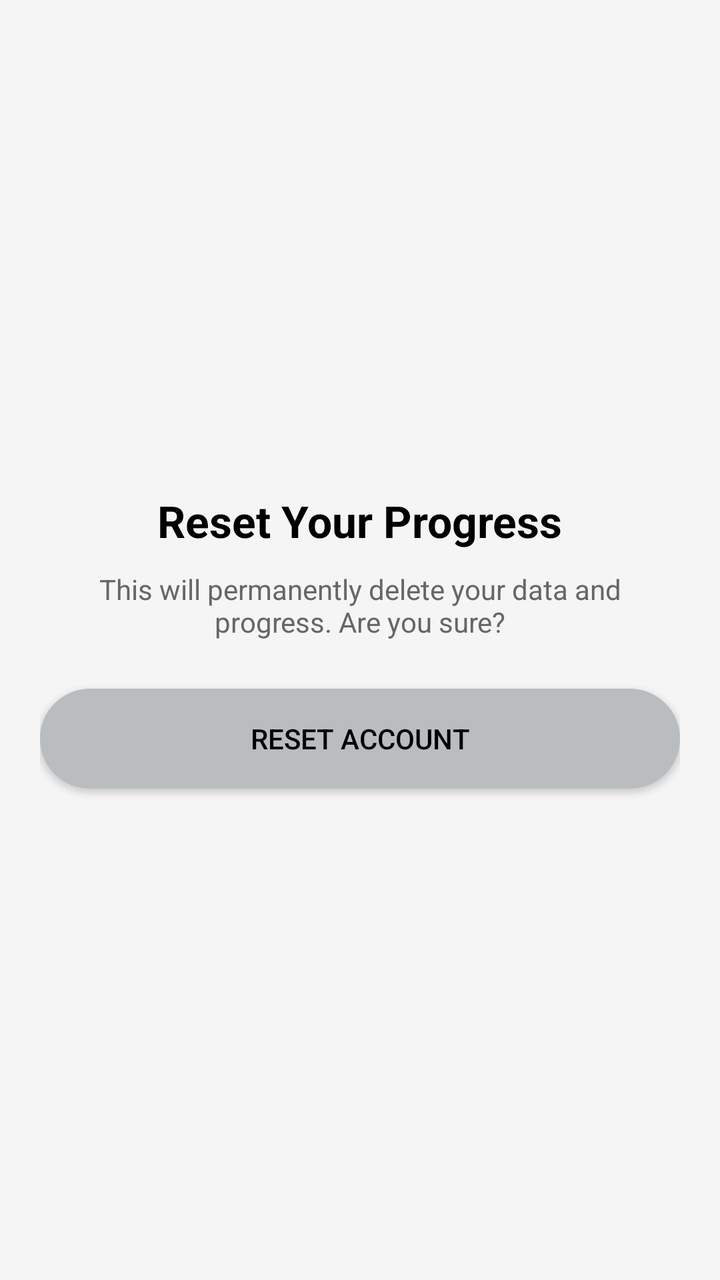
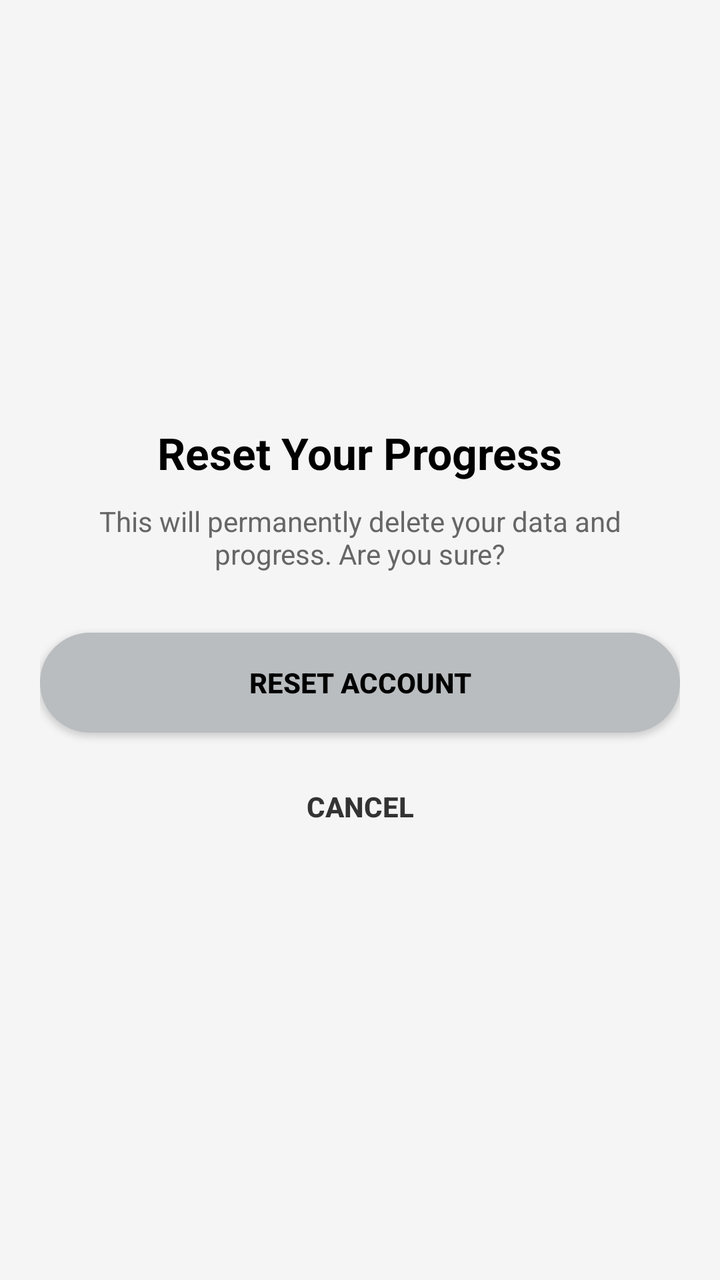

An Android layout rendered at two revisions. The XML below is the earlier revision; the diff shows what the commit changed to produce the second picture.
<!-- AndroidManifest.xml: application theme Theme.CogniSync -->
<!-- res/layout/activity_reset_account.xml -->
<?xml version="1.0" encoding="utf-8"?>
<LinearLayout xmlns:android="http://schemas.android.com/apk/res/android"
    android:layout_width="match_parent"
    android:layout_height="match_parent"
    android:fitsSystemWindows="true"
    android:background="#F5F5F5"
    android:orientation="vertical"
    android:gravity="center"
    android:padding="20dp">

    <TextView
        android:layout_width="wrap_content"
        android:layout_height="wrap_content"
        android:text="Reset Your Progress"
        android:textColor="#000000"
        android:textSize="22sp"
        android:textStyle="bold"
        android:layout_marginBottom="10dp" />

    <TextView
        android:layout_width="wrap_content"
        android:layout_height="wrap_content"
        android:text="This will permanently delete your data and progress. Are you sure?"
        android:textColor="#666666"
        android:textSize="14sp"
        android:gravity="center"
        android:layout_marginBottom="24dp" />

    <androidx.appcompat.widget.AppCompatButton
        android:id="@+id/resetButton"
        android:layout_width="match_parent"
        android:layout_height="50dp"
        android:text="Reset Account"
        android:textColor="#000000"
        android:background="@drawable/btn_bg" />

</LinearLayout>
<!-- resources referenced by this layout -->
<resources>
  <!-- drawable btn_bg (drawable) -->
  <shape xmlns:android="http://schemas.android.com/apk/res/android"
      android:shape="rectangle">
      <solid android:color="#B9BDBF"/>
      <corners android:radius="35dp"/>
  </shape>
  <style name="Theme.CogniSync" parent="Theme.MaterialComponents.DayNight.NoActionBar">
  
  
  
          
          <item name="android:statusBarColor">@android:color/white</item>
          <item name="android:windowLightStatusBar">true</item>
  
      </style>
</resources>

<!-- the commit's change to res/layout/activity_reset_account.xml (unified diff, before → after) -->
@@ -9,6 +9,7 @@
     android:padding="20dp">
 
     <TextView
+        android:id="@+id/tvResetTitle"
         android:layout_width="wrap_content"
         android:layout_height="wrap_content"
         android:text="Reset Your Progress"
@@ -18,20 +19,34 @@
         android:layout_marginBottom="10dp" />
 
     <TextView
-        android:layout_width="wrap_content"
+        android:id="@+id/tvResetDesc"
+        android:layout_width="match_parent"
         android:layout_height="wrap_content"
         android:text="This will permanently delete your data and progress. Are you sure?"
         android:textColor="#666666"
         android:textSize="14sp"
         android:gravity="center"
-        android:layout_marginBottom="24dp" />
+        android:layout_marginBottom="30dp" />
 
+    
     <androidx.appcompat.widget.AppCompatButton
         android:id="@+id/resetButton"
         android:layout_width="match_parent"
         android:layout_height="50dp"
         android:text="Reset Account"
+        android:textStyle="bold"
         android:textColor="#000000"
-        android:background="@drawable/btn_bg" />
+        android:background="@drawable/btn_bg"
+        android:layout_marginBottom="12dp" />
+
+    
+    <androidx.appcompat.widget.AppCompatButton
+        android:id="@+id/cancelButton"
+        android:layout_width="match_parent"
+        android:layout_height="50dp"
+        android:text="Cancel"
+        android:textStyle="bold"
+        android:textColor="#333333"
+        android:background="@android:color/transparent" />
 
 </LinearLayout>
